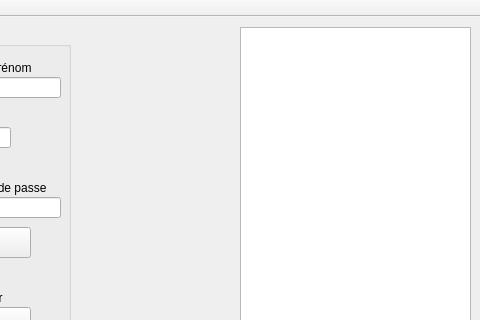
Old version of the form AdministratorApp/AdministratorApp.ui in the repository YannFauquembergue/GestionAbri; both pictures show x 170 to 650 and y 0 to 320 of the 650 by 598 pixel window.
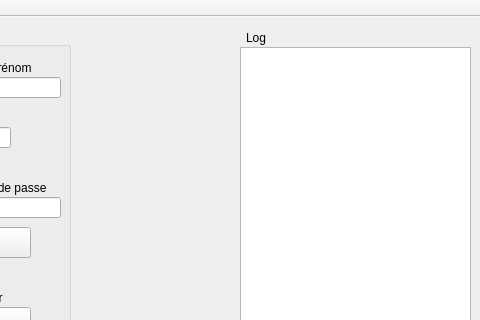
New version of the form.

```diff
--- a/AdministratorApp/AdministratorApp.ui
+++ b/AdministratorApp/AdministratorApp.ui
@@ -18,9 +18,9 @@
     <property name="geometry">
      <rect>
       <x>410</x>
-      <y>10</y>
+      <y>30</y>
       <width>231</width>
-      <height>501</height>
+      <height>481</height>
      </rect>
     </property>
     <property name="autoScroll">
@@ -33,7 +33,7 @@
      <bool>false</bool>
     </property>
     <property name="spacing">
-     <number>2</number>
+     <number>1</number>
     </property>
     <property name="viewMode">
      <enum>QListView::ListMode</enum>
@@ -257,6 +257,19 @@
      </item>
     </widget>
    </widget>
+   <widget class="QLabel" name="logLabel">
+    <property name="geometry">
+     <rect>
+      <x>416</x>
+      <y>10</y>
+      <width>221</width>
+      <height>21</height>
+     </rect>
+    </property>
+    <property name="text">
+     <string>Log</string>
+    </property>
+   </widget>
   </widget>
   <widget class="QMenuBar" name="menuBar">
    <property name="geometry">
```
Left out of the diff: 36 changed lines with no effect on the pictures.
